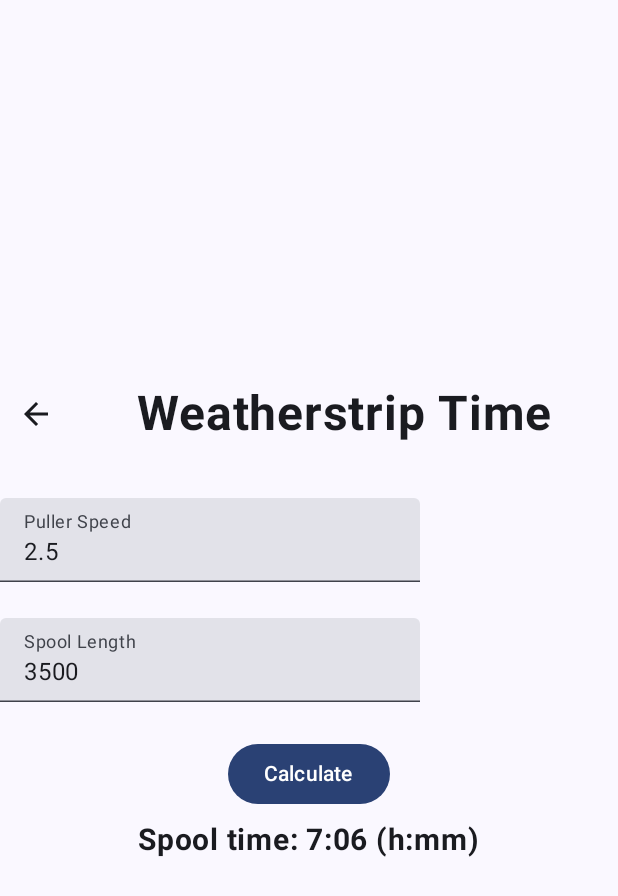
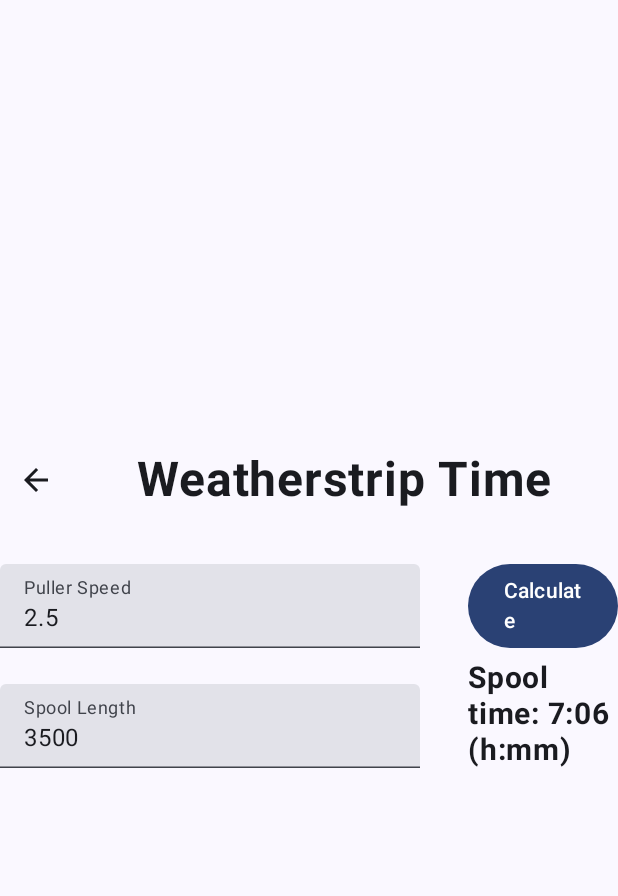
Before and after one commit to alarimer/extrusion-operator-calculator, an Android app built with Jetpack Compose: the WeatherstripTimeScreen screen opened through its navigation route, after a tap on "Calculate", on a phone screen of 412 x 824 dp. Shown: the top 896 px of the screen. Run offline under Robolectric (Android 15) with nearby library versions, the light colour scheme and no system bars.

Commit message:
different portrait and landscape layouts Weatherstrip Time screen

```diff
--- a/app/src/main/java/com/awful/extrusionoperatorcalculator/MainActivity.kt
+++ b/app/src/main/java/com/awful/extrusionoperatorcalculator/MainActivity.kt
@@ -92,6 +92,7 @@ fun EocApp(
         }
         composable<WeatherstripTimeScreen> {
             WeatherstripTimeScreen(
+                isWideDisplay = isWideDisplay,
                 onBack = { navController.navigateUp() },
                 modifier = modifier
             )
--- a/app/src/main/java/com/awful/extrusionoperatorcalculator/ui/WeatherstripTimeScreen.kt
+++ b/app/src/main/java/com/awful/extrusionoperatorcalculator/ui/WeatherstripTimeScreen.kt
@@ -4,6 +4,7 @@ import android.annotation.SuppressLint
 import androidx.compose.foundation.gestures.detectTapGestures
 import androidx.compose.foundation.layout.Arrangement
 import androidx.compose.foundation.layout.Column
+import androidx.compose.foundation.layout.Row
 import androidx.compose.foundation.layout.Spacer
 import androidx.compose.foundation.layout.fillMaxSize
 import androidx.compose.foundation.layout.padding
@@ -37,6 +38,7 @@ object WeatherstripTimeScreen
 
 @Composable
 fun WeatherstripTimeScreen(
+    isWideDisplay:Boolean,
     onBack: () -> Unit,
     modifier: Modifier = Modifier
 ) {
@@ -61,6 +63,84 @@ fun WeatherstripTimeScreen(
             onBack = onBack,
             titleText = stringResource(R.string.weatherstrip_calculation)
         )
+        if (isWideDisplay) {
+            Row(
+                modifier =  modifier.fillMaxSize(),
+                horizontalArrangement = Arrangement.Center
+            ) {
+                Column(
+                    verticalArrangement = Arrangement.Center
+                ) {
+                    // puller speed
+                    EocSettingTextField(
+                        initialValue = pullerSpeed,
+                        validationAction = { newValue -> newValue.toDoubleOrNull() == null },
+                        onSettingChange = { newValue, hasError ->
+                            pullerSpeed = newValue
+                            isErrorPS = hasError
+                        },
+                        labelString = stringResource(R.string.puller_speed),
+                        placeholderString = stringResource(R.string.meters_per_minute),
+                        errorString = stringResource(R.string.decimal_number_only),
+                        keyboardAction = ImeAction.Next
+                    )
+                    Spacer(
+                        modifier = Modifier.padding(4.dp)
+                    )
+                    // spool length
+                    EocSettingTextField(
+                        initialValue = spoolLength,
+                        validationAction = { newValue -> newValue.toIntOrNull() == null },
+                        onSettingChange = { newValue, hasError ->
+                            spoolLength = newValue
+                            isErrorSL = hasError
+                        },
+                        labelString = stringResource(R.string.spool_length),
+                        placeholderString = stringResource(R.string.feet),
+                        errorString = stringResource(R.string.whole_number_only),
+                        keyboardAction = ImeAction.Done,
+                        onDoneAction = {
+                            keyboardController?.hide()
+                            spoolTime = calculateSpoolTime(
+                                pullerSpeed.toDouble(),
+                                spoolLength.toInt()
+                            )
+                        }
+                    )
+                }
+                Spacer(
+                    modifier = Modifier.padding(16.dp)
+                )
+                Column(
+                    verticalArrangement = Arrangement.Center
+                ) {
+                    // calculate button
+                    Button(
+                        onClick = {
+                            keyboardController?.hide()
+                            spoolTime = calculateSpoolTime(
+                                pullerSpeed.toDouble(),
+                                spoolLength.toInt()
+                            )
+                        },
+                        enabled = !isErrorPS && !isErrorSL,
+                        modifier = modifier.align(Alignment.CenterHorizontally)
+                    ) {
+                        Text(stringResource(R.string.calculate))
+                    }
+                    Spacer(
+                        modifier = Modifier.padding(4.dp)
+                    )
+                    // rack time
+                    Text(
+                        "Spool time: $spoolTime",
+                        fontSize = 20.sp,
+                        fontWeight = FontWeight.Bold,
+                        modifier = modifier.align(Alignment.CenterHorizontally)
+                    )
+                }
+            }
+        } else {
             // puller speed
             EocSettingTextField(
                 initialValue = pullerSpeed,
@@ -126,6 +206,7 @@ fun WeatherstripTimeScreen(
             )
         }
     }
+}
 
 @SuppressLint("DefaultLocale")
 fun calculateSpoolTime(
@@ -138,13 +219,36 @@ fun calculateSpoolTime(
     }
 }
 
-@Preview(showBackground = true)
+@Preview(
+    showBackground = true,
+    device = "spec:width=411dp,height=891dp",
+    name = "portrait",
+    showSystemUi = true
+)
 @Composable
-fun WeatherstripTimeScreenPreview() {
+fun WeatherstripTimeScreenPreviewPortrait() {
     ExtrusionOperatorCalculatorTheme {
         WeatherstripTimeScreen(
+            isWideDisplay = false,
             onBack = {},
             modifier = Modifier
         )
     }
 }
+
+@Preview(
+    showBackground = true,
+    device = "spec:width=411dp,height=891dp,orientation=landscape",
+    name = "landscape",
+    showSystemUi = true
+)
+@Composable
+fun WeatherstripTimeScreenPreviewLandscape() {
+    ExtrusionOperatorCalculatorTheme {
+        WeatherstripTimeScreen(
+            isWideDisplay = true,
+            onBack = {},
+            modifier = Modifier
+        )
+    }
+}
```
Lines whose indentation alone changed are shown as unchanged.
